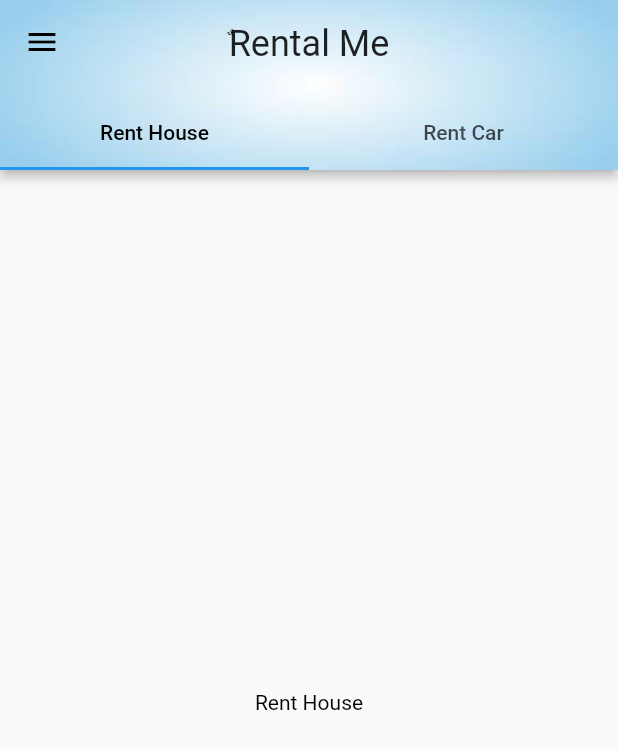
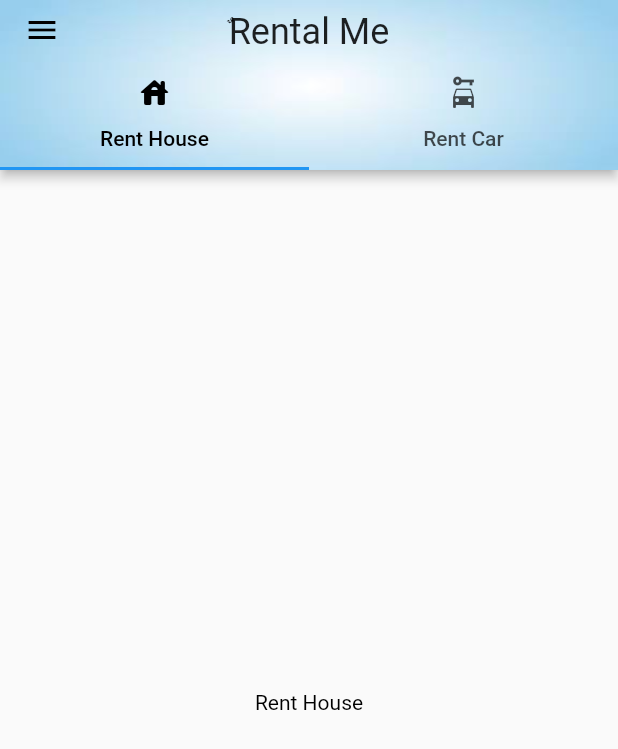
Before and after one commit to temomestro/Rental_Me, a Flutter app: the screen it shows after launch, on a phone screen of 412 x 824 dp. Shown: the top 749 px of the screen. Run offline on Flutter 3.47's test engine with Material 2 defaults, Android fonts, the light colour scheme and no system bars; our stand-ins replace easy_localization, flutter_screenutil, flutter_svg, google_fonts; Roboto replaces fonts that are missing (Cairo).

Commit message:
ADD icons to TabBar

```diff
--- a/lib/views/home_screen/widgets/appbar/home_appbar.dart
+++ b/lib/views/home_screen/widgets/appbar/home_appbar.dart
@@ -8,9 +8,17 @@ class CustomAppBar extends StatelessWidget implements PreferredSizeWidget {
     return AppBar(
       title: Text(title),
       bottom: TabBar(
+        indicatorColor: AppColors.bgBlue,
         tabs: [
-          Tab(child: Text(AppLanguageKey.rentHouse)),
-          Tab(child: Text(AppLanguageKey.rentCar))
+          Tab(
+            icon: const Icon(Icons.house_rounded),
+            child: Text(AppLanguageKey.rentHouse.tr()),
+          ),
+          Tab(
+              icon: const Icon(Icons.car_rental),
+              child: Text(
+                AppLanguageKey.rentCar.tr(),
+              )),
         ],
       ),
       flexibleSpace: Container(
```
